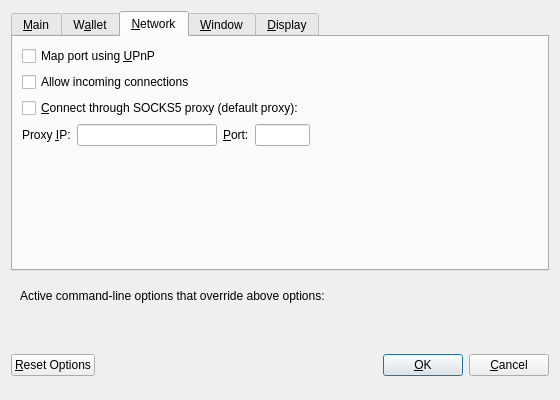
Above: src/qt/forms/optionsdialog.ui from gjhiggins/vcoincore before the change. Below: the same form after it.
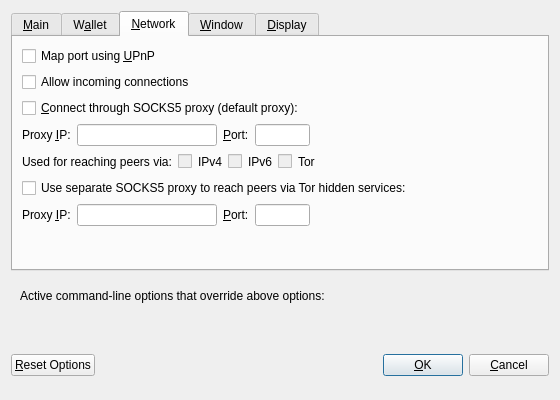
That is the form after the change. The open tabs and pages were chosen to show the change. Custom widgets are drawn as their Qt base class.

```diff
--- a/src/qt/forms/optionsdialog.ui
+++ b/src/qt/forms/optionsdialog.ui
@@ -297,6 +297,193 @@
          </item>
         </layout>
        </item>
+       <item>
+        <layout class="QHBoxLayout" name="horizontalLayout_2_Network">
+         <item>
+          <widget class="QLabel" name="proxyActiveNets">
+           <property name="text">
+            <string>Used for reaching peers via:</string>
+           </property>
+           <property name="textFormat">
+            <enum>Qt::PlainText</enum>
+           </property>
+          </widget>
+         </item>
+         <item>
+          <widget class="QCheckBox" name="proxyReachIPv4">
+           <property name="enabled">
+            <bool>false</bool>
+           </property>
+           <property name="toolTip">
+            <string>Shows, if the supplied default SOCKS5 proxy is used to reach peers via this network type.</string>
+           </property>
+           <property name="text">
+            <string/>
+           </property>
+          </widget>
+         </item>
+         <item>
+          <widget class="QLabel" name="proxyReachIPv4Label">
+           <property name="text">
+            <string>IPv4</string>
+           </property>
+           <property name="textFormat">
+            <enum>Qt::PlainText</enum>
+           </property>
+          </widget>
+         </item>
+         <item>
+          <widget class="QCheckBox" name="proxyReachIPv6">
+           <property name="enabled">
+            <bool>false</bool>
+           </property>
+           <property name="toolTip">
+            <string>Shows, if the supplied default SOCKS5 proxy is used to reach peers via this network type.</string>
+           </property>
+           <property name="text">
+            <string/>
+           </property>
+          </widget>
+         </item>
+         <item>
+          <widget class="QLabel" name="proxyReachIPv6Label">
+           <property name="text">
+            <string>IPv6</string>
+           </property>
+           <property name="textFormat">
+            <enum>Qt::PlainText</enum>
+           </property>
+          </widget>
+         </item>
+         <item>
+          <widget class="QCheckBox" name="proxyReachTor">
+           <property name="enabled">
+            <bool>false</bool>
+           </property>
+           <property name="toolTip">
+            <string>Shows, if the supplied default SOCKS5 proxy is used to reach peers via this network type.</string>
+           </property>
+           <property name="text">
+            <string/>
+           </property>
+          </widget>
+         </item>
+         <item>
+          <widget class="QLabel" name="proxyReachTorLabel">
+           <property name="text">
+            <string>Tor</string>
+           </property>
+           <property name="textFormat">
+            <enum>Qt::PlainText</enum>
+           </property>
+          </widget>
+         </item>
+         <item>
+          <spacer name="horizontalSpacer_2_Network">
+           <property name="orientation">
+            <enum>Qt::Horizontal</enum>
+           </property>
+           <property name="sizeHint" stdset="0">
+            <size>
+             <width>40</width>
+             <height>20</height>
+            </size>
+           </property>
+          </spacer>
+         </item>
+        </layout>
+       </item>
+       <item>
+        <widget class="QCheckBox" name="connectSocksTor">
+         <property name="toolTip">
+          <string>Connect to the Bitcoin network through a separate SOCKS5 proxy for Tor hidden services.</string>
+         </property>
+         <property name="text">
+          <string>Use separate SOCKS5 proxy to reach peers via Tor hidden services:</string>
+         </property>
+        </widget>
+       </item>
+       <item>
+        <layout class="QHBoxLayout" name="horizontalLayout_3_Network">
+         <item>
+          <widget class="QLabel" name="proxyIpTorLabel">
+           <property name="text">
+            <string>Proxy &amp;IP:</string>
+           </property>
+           <property name="textFormat">
+            <enum>Qt::PlainText</enum>
+           </property>
+           <property name="buddy">
+            <cstring>proxyIpTor</cstring>
+           </property>
+          </widget>
+         </item>
+         <item>
+          <widget class="QValidatedLineEdit" name="proxyIpTor">
+           <property name="minimumSize">
+            <size>
+             <width>140</width>
+             <height>0</height>
+            </size>
+           </property>
+           <property name="maximumSize">
+            <size>
+             <width>140</width>
+             <height>16777215</height>
+            </size>
+           </property>
+           <property name="toolTip">
+            <string>IP address of the proxy (e.g. IPv4: 127.0.0.1 / IPv6: ::1)</string>
+           </property>
+          </widget>
+         </item>
+         <item>
+          <widget class="QLabel" name="proxyPortTorLabel">
+           <property name="text">
+            <string>&amp;Port:</string>
+           </property>
+           <property name="textFormat">
+            <enum>Qt::PlainText</enum>
+           </property>
+           <property name="buddy">
+            <cstring>proxyPortTor</cstring>
+           </property>
+          </widget>
+         </item>
+         <item>
+          <widget class="QLineEdit" name="proxyPortTor">
+           <property name="minimumSize">
+            <size>
+             <width>55</width>
+             <height>0</height>
+            </size>
+           </property>
+           <property name="maximumSize">
+            <size>
+             <width>55</width>
+             <height>16777215</height>
+            </size>
+           </property>
+           <property name="toolTip">
+            <string>Port of the proxy (e.g. 9050)</string>
+           </property>
+          </widget>
+         </item>
+         <item>
+          <spacer name="horizontalSpacer_4_Network">
+           <property name="orientation">
+            <enum>Qt::Horizontal</enum>
+           </property>
+           <property name="sizeHint" stdset="0">
+            <size>
+             <width>40</width>
+             <height>20</height>
+            </size>
+           </property>
+          </spacer>
+         </item>
+        </layout>
+       </item>
        <item>
         <spacer name="verticalSpacer_Network">
          <property name="orientation">
```
